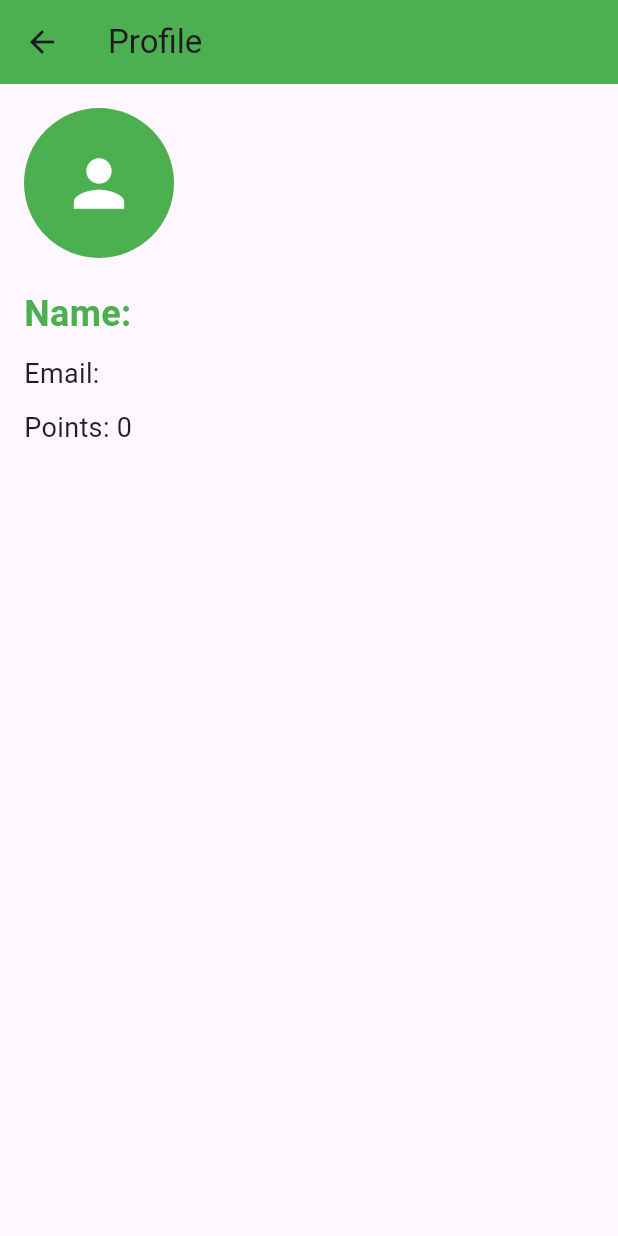
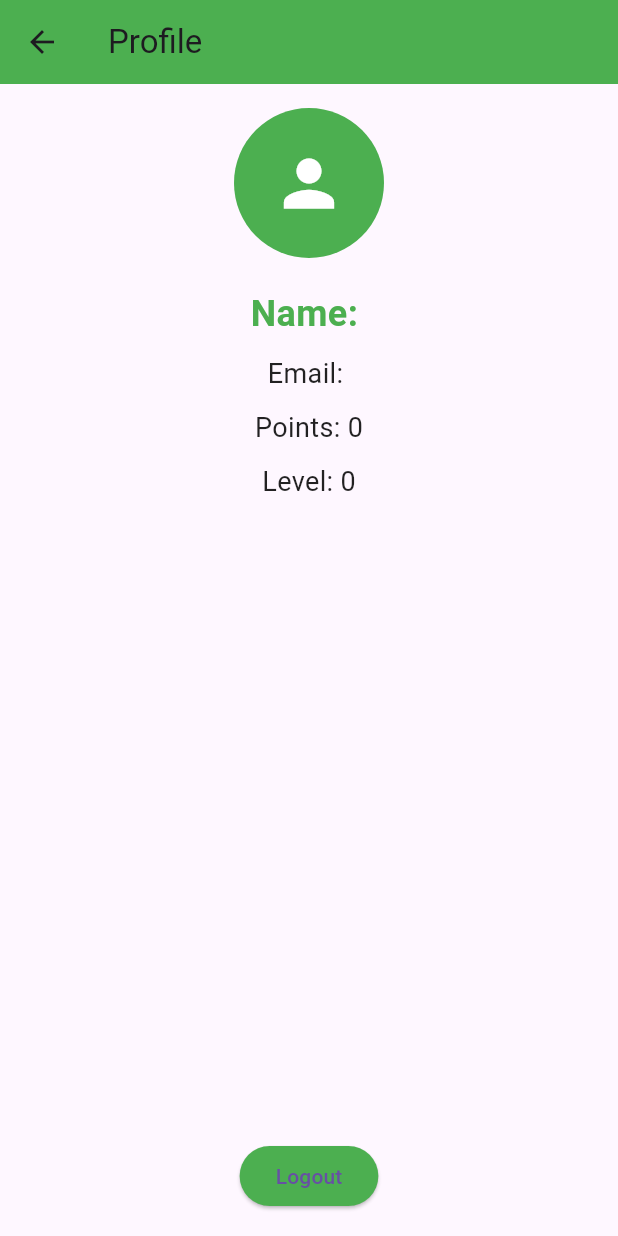
Before and after one commit to zzozzo0427/MAD_team_project, a Flutter app: the ProfileScreen screen opened by its route, on a phone screen of 412 x 824 dp. Run offline on Flutter 3.47's test engine with Material 3 defaults, Android fonts, the phone set to English and light mode, and no system bars; our stand-ins replace cloud_firestore, firebase_auth, firebase_core, google_sign_in, lottie; missing offline and left inert: map_launcher; accounts and stored records are empty.

Commit message:
로그아웃 기능 추가

```diff
--- a/lib/profile.dart
+++ b/lib/profile.dart
@@ -1,6 +1,7 @@
 import 'package:flutter/material.dart';
 import 'package:cloud_firestore/cloud_firestore.dart';
 import 'package:firebase_auth/firebase_auth.dart';
+import 'login.dart';
 
 class ProfileScreen extends StatefulWidget {
   @override
@@ -8,8 +9,6 @@ class ProfileScreen extends StatefulWidget {
 }
 
 class _ProfileScreenState extends State<ProfileScreen> {
-
-
   String email = '';
   String name = '';
   int points = 0;
@@ -32,6 +31,13 @@ class _ProfileScreenState extends State<ProfileScreen> {
     }
   }
 
+  Future<void> _signOut() async {
+    await FirebaseAuth.instance.signOut();
+    Navigator.of(context).pushReplacement(
+      MaterialPageRoute(builder: (context) => LoginScreen()),
+    );
+  }
+
   @override
   Widget build(BuildContext context) {
     return Scaffold(
@@ -39,10 +45,12 @@ class _ProfileScreenState extends State<ProfileScreen> {
         title: Text('Profile'),
         backgroundColor: Colors.green, // 테마 색상 녹색
       ),
-      body: Padding(
+      body: Center(
+        child: Padding(
           padding: const EdgeInsets.all(16.0),
           child: Column(
-          crossAxisAlignment: CrossAxisAlignment.start,
+            mainAxisAlignment: MainAxisAlignment.center,
+            crossAxisAlignment: CrossAxisAlignment.center,
             children: [
               CircleAvatar(
                 radius: 50,
@@ -78,7 +86,24 @@ class _ProfileScreenState extends State<ProfileScreen> {
                   color: Colors.black87,
                 ),
               ),
+              SizedBox(height: 10),
+              Text(
+                'Level: ${points ~/ 50}',
+                style: TextStyle(
+                  fontSize: 18,
+                  color: Colors.black87,
+                ),
+              ),
+              Spacer(),
+              ElevatedButton(
+                onPressed: _signOut,
+                child: Text('Logout'),
+                style: ElevatedButton.styleFrom(
+                  backgroundColor: Colors.green, // 버튼 배경색
+                ),
+              ),
             ],
+          ),
         ),
       ),
     );
```
Lines whose indentation alone changed are shown as unchanged.
